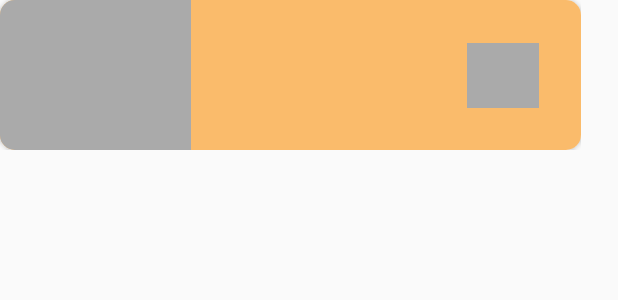
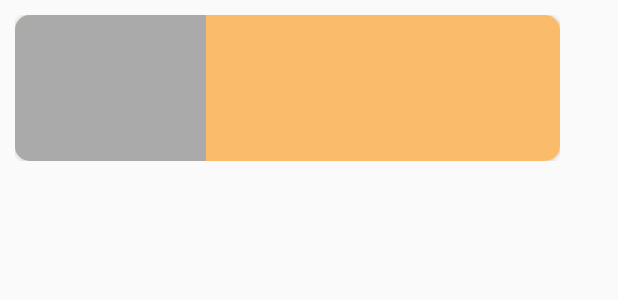
Before and after one commit to Navindu09/uglydeals, an Android app: the layout single_search_item.xml on its own in the app's theme, with its tools: preview values and no code run, on a phone screen of 412 x 824 dp. Shown: the top 300 px of the screen. Run offline under Robolectric (Android 15) with nearby library versions, the phone set to English and light mode, and no system bars.

Commit message:
Basic search function is complete

```diff
--- a/app/src/main/res/layout/fragment_search.xml
+++ b/app/src/main/res/layout/fragment_search.xml
@@ -1,5 +1,5 @@
 <?xml version="1.0" encoding="utf-8"?>
-<FrameLayout xmlns:android="http://schemas.android.com/apk/res/android"
+<ScrollView xmlns:android="http://schemas.android.com/apk/res/android"
     xmlns:app="http://schemas.android.com/apk/res-auto"
     xmlns:tools="http://schemas.android.com/tools"
     android:layout_width="match_parent"
@@ -14,8 +14,8 @@
             android:id="@+id/recyclerViewSearchResults"
             android:layout_width="wrap_content"
             android:layout_height="wrap_content"
-            android:layout_marginStart="8dp"
             android:layout_marginTop="32dp"
+            app:layout_constraintEnd_toEndOf="parent"
             app:layout_constraintStart_toStartOf="parent"
             app:layout_constraintTop_toBottomOf="@+id/editTextSearchSearch" />
 
@@ -47,4 +47,4 @@
             app:layout_constraintTop_toTopOf="parent" />
 
     </android.support.constraint.ConstraintLayout>
-</FrameLayout>
+</ScrollView>
--- a/app/src/main/res/layout/single_search_item.xml
+++ b/app/src/main/res/layout/single_search_item.xml
@@ -3,19 +3,20 @@
     xmlns:app="http://schemas.android.com/apk/res-auto"
     xmlns:tools="http://schemas.android.com/tools"
     android:layout_width="wrap_content"
-    android:layout_height="wrap_content">
+    android:layout_height="wrap_content"
+    android:padding="10dp">
 
     <android.support.v7.widget.CardView
         android:id="@+id/searchItemCard"
-        android:layout_width="387dp"
-        android:layout_height="100dp"
+        android:layout_width="363dp"
+        android:layout_height="97dp"
         app:cardCornerRadius="10dp"
         app:layout_constraintStart_toStartOf="parent"
-        app:layout_constraintTop_toTopOf="parent" >
+        app:layout_constraintTop_toTopOf="parent">
 
         <android.support.constraint.ConstraintLayout
             android:layout_width="match_parent"
-            android:layout_height="wrap_content"
+            android:layout_height="match_parent"
             android:background="@color/buttonColor">
 
             <TextView
@@ -26,7 +27,7 @@
                 android:layout_marginTop="8dp"
                 android:fontFamily="@font/poppins"
                 android:textColor="#000000"
-                android:textSize="14sp"
+                android:textSize="18sp"
                 app:layout_constraintStart_toEndOf="@+id/imageViewSearchItem"
                 app:layout_constraintTop_toTopOf="parent" />
 
@@ -59,28 +60,15 @@
             <ImageView
                 android:id="@+id/imageViewSearchItem"
                 android:layout_width="127dp"
-                android:layout_height="100dp"
+                android:layout_height="0dp"
                 android:adjustViewBounds="true"
                 android:contentDescription="TODO"
-                android:scaleType="centerInside"
+                android:scaleType="centerCrop"
+                app:layout_constraintBottom_toBottomOf="parent"
                 app:layout_constraintStart_toStartOf="parent"
                 app:layout_constraintTop_toTopOf="parent"
                 app:srcCompat="@android:color/darker_gray" />
 
-            <ImageView
-                android:id="@+id/imageViewRestaurantLogo"
-                android:layout_width="48dp"
-                android:layout_height="43dp"
-                android:layout_marginTop="8dp"
-                android:layout_marginEnd="28dp"
-                android:adjustViewBounds="true"
-                android:layout_marginBottom="8dp"
-                android:scaleType="fitXY"
-                app:layout_constraintBottom_toBottomOf="parent"
-                app:layout_constraintEnd_toEndOf="parent"
-                app:layout_constraintTop_toTopOf="parent"
-                app:srcCompat="@android:color/darker_gray"
-                android:contentDescription="TODO" />
         </android.support.constraint.ConstraintLayout>
     </android.support.v7.widget.CardView>
 </android.support.constraint.ConstraintLayout>
```
Also changed, not shown: app/src/main/java/org/nothingugly/uglydeals/SearchFragment.java (+3 -5 lines), app/src/main/java/org/nothingugly/uglydeals/SearchRecyclerAdapter.java (+0 -8 lines).
